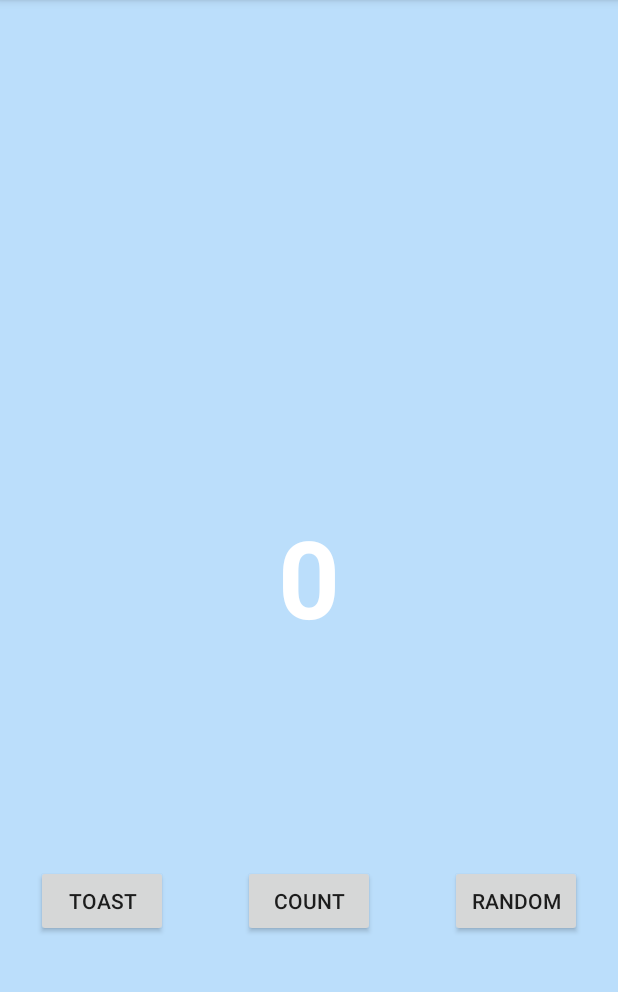
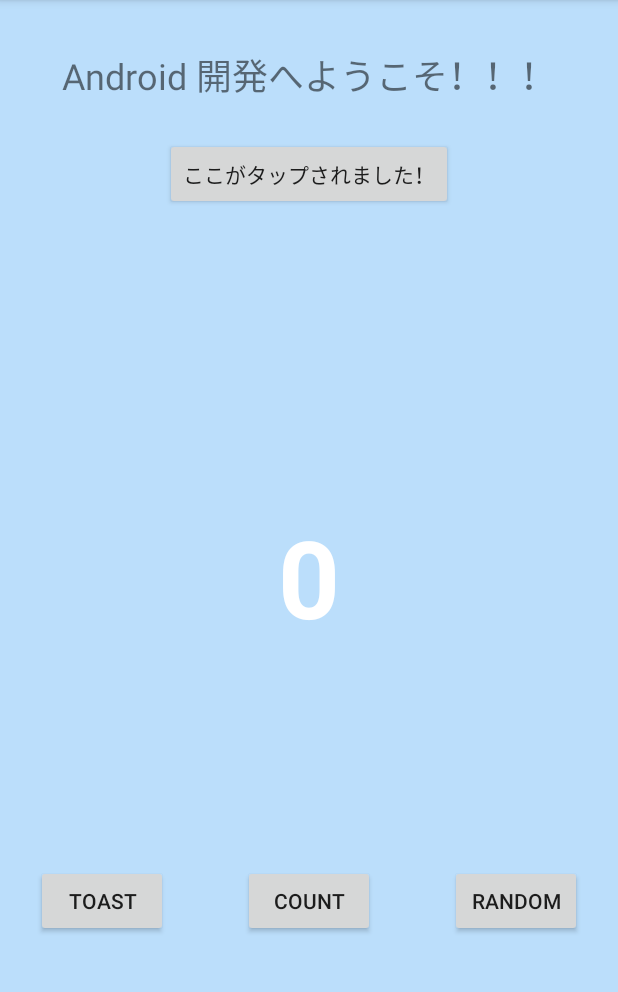
Before and after one commit to YamaTatsu10969/AndroidPractice, an Android app: the MainActivity screen opened directly, with no data from a screen before it, on a phone screen of 412 x 824 dp, the part 84-1076 px from its top. Run offline under Robolectric (Android 15) with nearby library versions, the phone set to English and light mode, and no system bars; 1 statement that could not run was skipped.

Commit message:
add image

```diff
--- a/app/src/main/java/com/example/myfirstapp/MainActivity.kt
+++ b/app/src/main/java/com/example/myfirstapp/MainActivity.kt
@@ -7,12 +7,18 @@ import android.view.View
 import android.widget.TextView
 import android.widget.Toast
 import androidx.annotation.IntegerRes
+import kotlinx.android.synthetic.main.activity_main.*
 
 class MainActivity : AppCompatActivity() {
 
     override fun onCreate(savedInstanceState: Bundle?) {
         super.onCreate(savedInstanceState)
         setContentView(R.layout.activity_main) // 制約をつけてくれているみたい
+
+        tapHere.setOnClickListener {
+            textView2.text = "ボタンがタップされました！！！"
+        }
+
     }
 
     fun toastMe(view: View) {
@@ -22,7 +28,7 @@ class MainActivity : AppCompatActivity() {
     }
 
     fun countMe(view: View) {
-        // Get the text view
+        // Get the text view // findViewById は処理コストが高い。
         val showCountTextView = findViewById<TextView>(R.id.textView)
 
         // Get the value of the text view
--- a/app/src/main/res/layout-v21/activity_main.xml
+++ b/app/src/main/res/layout-v21/activity_main.xml
@@ -55,11 +55,32 @@
         android:layout_marginLeft="24dp"
         android:layout_marginEnd="24dp"
         android:layout_marginRight="24dp"
+        android:onClick="countMe"
         android:text="COUNT"
-        android:onClick="countMe"
         app:layout_constraintBottom_toBottomOf="parent"
         app:layout_constraintEnd_toStartOf="@+id/random_button"
         app:layout_constraintStart_toEndOf="@+id/toast_button"
         app:layout_constraintTop_toBottomOf="@+id/textView" />
 
+    <TextView
+        android:id="@+id/textView2"
+        android:layout_width="wrap_content"
+        android:layout_height="wrap_content"
+        android:layout_marginTop="32dp"
+        android:text="@string/welcome_android"
+        android:textSize="24sp"
+        app:layout_constraintEnd_toEndOf="parent"
+        app:layout_constraintStart_toStartOf="parent"
+        app:layout_constraintTop_toTopOf="parent" />
+
+    <Button
+        android:id="@+id/tapHere"
+        android:layout_width="wrap_content"
+        android:layout_height="wrap_content"
+        android:layout_marginTop="24dp"
+        android:text="@string/tap_here"
+        app:layout_constraintEnd_toEndOf="parent"
+        app:layout_constraintStart_toStartOf="parent"
+        app:layout_constraintTop_toBottomOf="@+id/textView2" />
+
 </androidx.constraintlayout.widget.ConstraintLayout>
--- a/app/src/main/res/values/strings.xml
+++ b/app/src/main/res/values/strings.xml
@@ -2,4 +2,6 @@
     <string name="app_name">My First App</string>
     <string name="hello_world_text">Changed the text again!</string>
     <string name="random_heading">Here is a random number between 0 and %1d.</string>
+    <string name="tap_here">ここがタップされました！</string>
+    <string name="welcome_android">Android 開発へようこそ！！！</string>
 </resources>
```
Also changed, not shown: app/src/main/res/drawable/lion.png (added).
